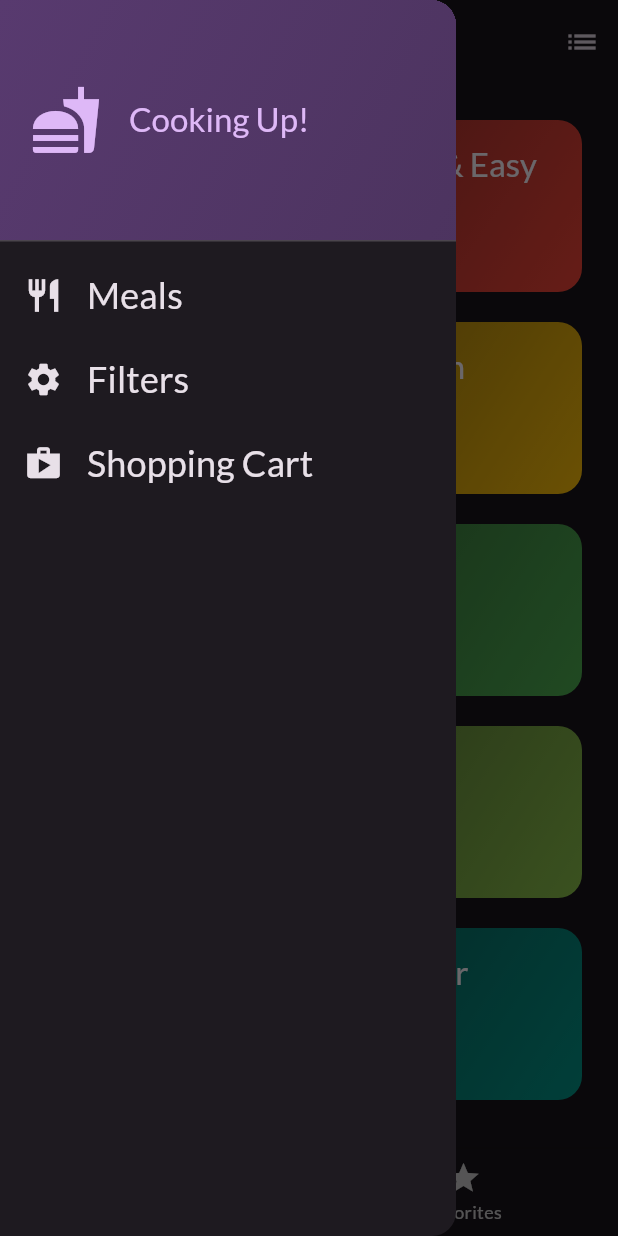
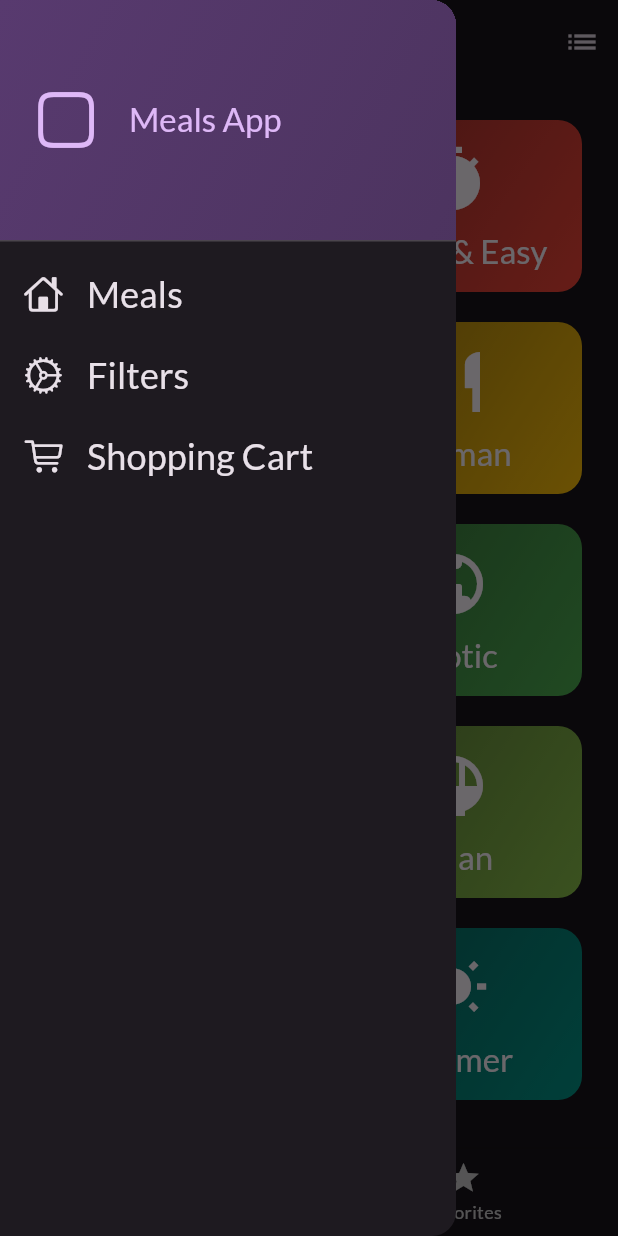
Before and after one commit to AbsolutelyHaakon/MealsApp, a Flutter app: the screen it shows after launch, with the side drawer open, on a phone screen of 412 x 824 dp. Run offline on Flutter 3.47's test engine with Material 3 defaults, Android fonts, the phone set to English and light mode, and no system bars; our stand-ins replace flutter_riverpod, google_fonts, transparent_image.

Commit message:
Added some icons and styling

```diff
--- a/lib/pages/categories.dart
+++ b/lib/pages/categories.dart
@@ -1,3 +1,4 @@
+import 'package:flutter/cupertino.dart';
 import 'package:flutter/material.dart';
 
 import 'package:meals_app/data/dummy_data.dart';
@@ -54,7 +55,7 @@ class _CategoriesScreenState extends State<CategoriesScreen>
         .toList();
 
     Navigator.of(context).push(
-      MaterialPageRoute(
+      CupertinoPageRoute(
         builder: (ctx) => MealsScreen(
           title: category.title,
           meals: filteredMeals,
@@ -90,8 +91,19 @@ class _CategoriesScreenState extends State<CategoriesScreen>
               padding: const EdgeInsets.all(24),
               children: [
                 for (final category in availableCategories)
-            ListTile(
-              title: Text(category.title),
+                  CupertinoListTile(
+                    leading: Icon(
+                      _getCategoryIcon(category.id),
+                      size: 26,
+                      color: CupertinoColors.white,
+                    ),
+                    title: Text(
+                      category.title,
+                      style: CupertinoTheme.of(context).textTheme.textStyle.copyWith(
+                            fontSize: 24,
+                            color: CupertinoColors.white,
+                          ),
+                    ),
                     onTap: () {
                       _selectCategory(context, category);
                     },
@@ -112,4 +124,62 @@ class _CategoriesScreenState extends State<CategoriesScreen>
       ),
     );
   }
+
+  IconData _getCategoryIcon(String categoryId) {
+    switch (categoryId) {
+      case 'c1':
+        return Icons.local_pizza; // Italian
+      case 'c2':
+        return Icons.timer; // Quick and Easy
+      case 'c3':
+        return Icons.fastfood; // Hamburger
+      case 'c4':
+        return Icons.restaurant; // German
+      case 'c5':
+        return Icons.local_cafe; // Light & Lovely
+      case 'c6':
+        return Icons.public; // Exotic
+      case 'c7':
+        return Icons.breakfast_dining; // Breakfast
+      case 'c8':
+        return Icons.rice_bowl; // Asian
+      case 'c9':
+        return Icons.cake; // French
+      case 'c10':
+        return Icons.wb_sunny; // Summer
+      default:
+        return Icons.circle; // Default icon
     }
+  }
+}
+
+class CupertinoListTile extends StatelessWidget {
+  const CupertinoListTile({
+    super.key,
+    required this.leading,
+    required this.title,
+    required this.onTap,
+  });
+
+  final Widget leading;
+  final Widget title;
+  final VoidCallback onTap;
+
+  @override
+  Widget build(BuildContext context) {
+    return CupertinoButton(
+      padding: EdgeInsets.zero,
+      onPressed: onTap,
+      child: Container(
+        padding: const EdgeInsets.symmetric(vertical: 10, horizontal: 16),
+        child: Row(
+          children: [
+            leading,
+            const SizedBox(width: 16),
+            Expanded(child: title),
+          ],
+        ),
+      ),
+    );
+  }
+}
--- a/lib/widgets/category_grid_item.dart
+++ b/lib/widgets/category_grid_item.dart
@@ -31,13 +31,52 @@ class CategoryGridItem extends StatelessWidget {
             end: Alignment.bottomRight, // Gradient end position.
           ),
         ),
-        child: Text(
-          category.title, // Category title.
-          style: Theme.of(context).textTheme.titleLarge!.copyWith(
-            color: Theme.of(context).colorScheme.onBackground, // Text color.
-          ),
+        child: Column(
+          mainAxisAlignment: MainAxisAlignment.center,
+          children: [
+            Icon(
+              _getCategoryIcon(category.id), // Get the appropriate icon.
+              size: 48,
+              color: Theme.of(context).colorScheme.onBackground, // Icon color.
+            ),
+            const SizedBox(height: 10),
+            Text(
+              category.title, // Category title.
+              style: Theme.of(context).textTheme.titleLarge!.copyWith(
+                color: Theme.of(context).colorScheme.onBackground, // Text color.
+              ),
+              textAlign: TextAlign.center,
+            ),
+          ],
         ),
       ),
     );
   }
+
+  IconData _getCategoryIcon(String categoryId) {
+    switch (categoryId) {
+      case 'c1':
+        return Icons.local_pizza; // Italian
+      case 'c2':
+        return Icons.timer; // Quick and Easy
+      case 'c3':
+        return Icons.fastfood; // Hamburger
+      case 'c4':
+        return Icons.restaurant; // German
+      case 'c5':
+        return Icons.local_cafe; // Light & Lovely
+      case 'c6':
+        return Icons.public; // Exotic
+      case 'c7':
+        return Icons.breakfast_dining; // Breakfast
+      case 'c8':
+        return Icons.rice_bowl; // Asian
+      case 'c9':
+        return Icons.cake; // French
+      case 'c10':
+        return Icons.wb_sunny; // Summer
+      default:
+        return Icons.circle; // Default icon
+    }
+  }
 }
--- a/lib/widgets/drawer.dart
+++ b/lib/widgets/drawer.dart
@@ -1,3 +1,4 @@
+import 'package:flutter/cupertino.dart';
 import 'package:flutter/material.dart';
 
 class MainDrawer extends StatelessWidget {
@@ -28,13 +29,13 @@ class MainDrawer extends StatelessWidget {
             child: Row(
               children: [
                 Icon(
-                  Icons.fastfood,
+                  CupertinoIcons.app,
                   size: 48,
                   color: Theme.of(context).colorScheme.primary,
                 ),
                 const SizedBox(width: 18),
                 Text(
-                  'Cooking Up!',
+                  'Meals App', // Change this to your app name
                   style: Theme.of(context).textTheme.titleLarge!.copyWith(
                     color: Theme.of(context).colorScheme.primary,
                   ),
@@ -42,9 +43,9 @@ class MainDrawer extends StatelessWidget {
               ],
             ),
           ),
-          ListTile(
+          CupertinoListTile(
             leading: Icon(
-              Icons.restaurant,
+              CupertinoIcons.home,
               size: 26,
               color: Theme.of(context).colorScheme.onBackground,
             ),
@@ -59,9 +60,9 @@ class MainDrawer extends StatelessWidget {
               onSelectScreen('meals');
             },
           ),
-          ListTile(
+          CupertinoListTile(
             leading: Icon(
-              Icons.settings,
+              CupertinoIcons.settings,
               size: 26,
               color: Theme.of(context).colorScheme.onSurface,
             ),
@@ -76,9 +77,9 @@ class MainDrawer extends StatelessWidget {
               onSelectScreen('filters');
             },
           ),
-          ListTile(
+          CupertinoListTile(
             leading: Icon(
-              Icons.shop,
+              CupertinoIcons.shopping_cart,
               size: 26,
               color: Theme.of(context).colorScheme.onSurface,
             ),
@@ -98,3 +99,34 @@ class MainDrawer extends StatelessWidget {
     );
   }
 }
+
+class CupertinoListTile extends StatelessWidget {
+  const CupertinoListTile({
+    super.key,
+    required this.leading,
+    required this.title,
+    required this.onTap,
+  });
+
+  final Widget leading;
+  final Widget title;
+  final VoidCallback onTap;
+
+  @override
+  Widget build(BuildContext context) {
+    return CupertinoButton(
+      padding: EdgeInsets.zero,
+      onPressed: onTap,
+      child: Container(
+        padding: const EdgeInsets.symmetric(vertical: 10, horizontal: 16),
+        child: Row(
+          children: [
+            leading,
+            const SizedBox(width: 16),
+            Expanded(child: title),
+          ],
+        ),
+      ),
+    );
+  }
+}
```
Lines whose indentation alone changed are shown as unchanged.
